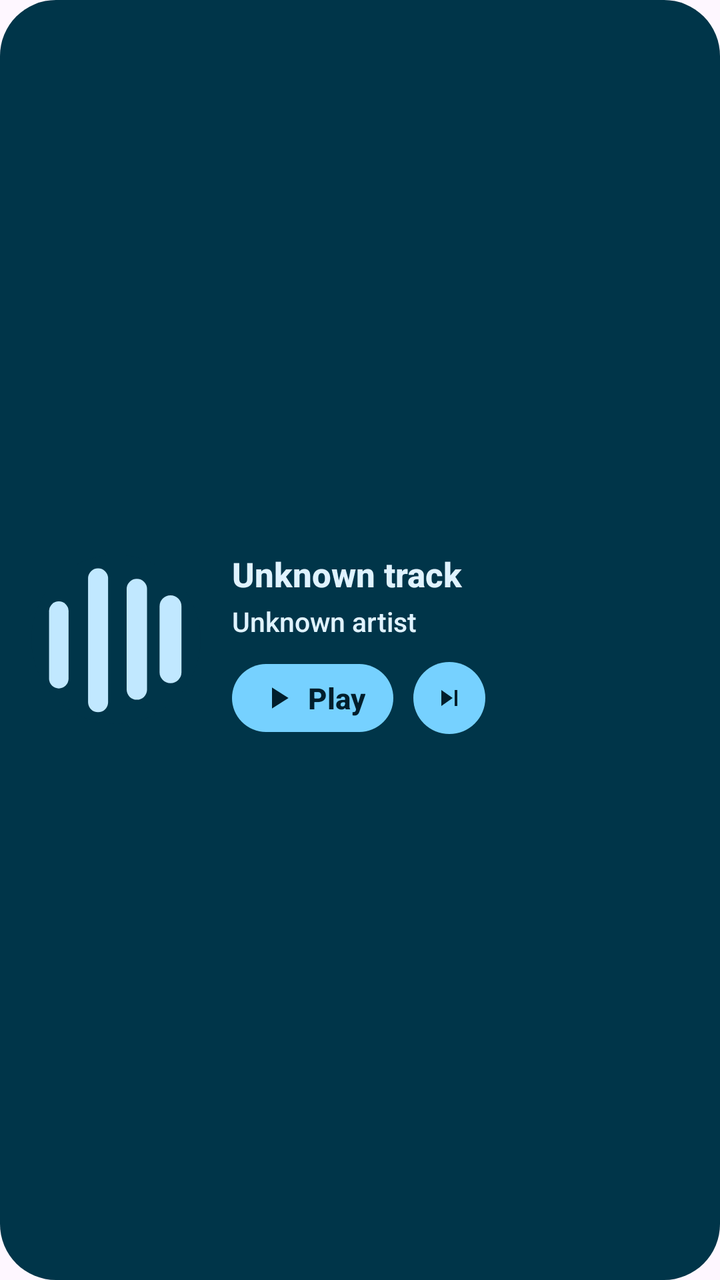
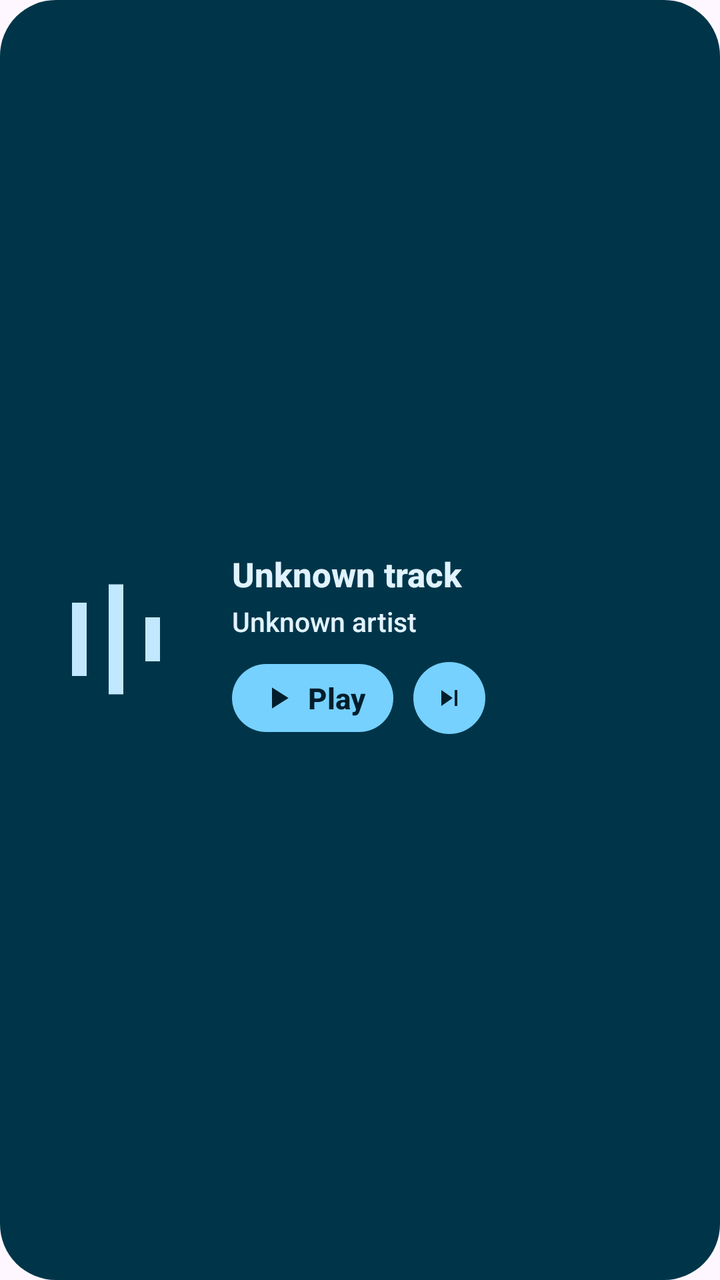

Compare the two renders of this Android layout. The source of the first and the diff that turns it into the second are given below.
<!-- AndroidManifest.xml: application theme Theme.LastWave.Splash -->
<!-- res/layout/widget_now_playing_expanded.xml -->
<?xml version="1.0" encoding="utf-8"?>
<LinearLayout xmlns:android="http://schemas.android.com/apk/res/android"
    android:id="@+id/widget_root"
    android:layout_width="match_parent"
    android:layout_height="match_parent"
    android:background="@drawable/widget_ref_background"
    android:gravity="center_vertical"
    android:orientation="vertical"
    android:paddingStart="14dp"
    android:paddingEnd="14dp"
    android:paddingTop="6dp"
    android:paddingBottom="6dp">

    
    <LinearLayout
        android:id="@+id/widget_empty_group"
        android:layout_width="match_parent"
        android:layout_height="wrap_content"
        android:gravity="center_vertical"
        android:orientation="horizontal"
        android:visibility="gone">

        <ImageView
            android:id="@+id/widget_empty_icon"
            android:layout_width="48dp"
            android:layout_height="48dp"
            android:contentDescription="@null"
            android:src="@drawable/widget_art_placeholder" />

        <LinearLayout
            android:layout_width="0dp"
            android:layout_height="wrap_content"
            android:layout_marginStart="14dp"
            android:layout_weight="1"
            android:orientation="vertical">

            <TextView
                android:id="@+id/widget_empty_title"
                android:layout_width="match_parent"
                android:layout_height="wrap_content"
                android:ellipsize="end"
                android:fontFamily="sans-serif-medium"
                android:maxLines="1"
                android:text="@string/widget_name"
                android:textColor="@color/widget_on_surface"
                android:textSize="17sp"
                android:textStyle="bold" />

            <TextView
                android:id="@+id/widget_empty_sub"
                android:layout_width="match_parent"
                android:layout_height="wrap_content"
                android:layout_marginTop="3dp"
                android:ellipsize="end"
                android:fontFamily="sans-serif-medium"
                android:maxLines="1"
                android:text="@string/widget_description"
                android:textColor="@color/widget_on_surface"
                android:textSize="13.5sp" />
        </LinearLayout>
    </LinearLayout>

    
    <LinearLayout
        android:id="@+id/widget_content_group"
        android:layout_width="match_parent"
        android:layout_height="wrap_content"
        android:gravity="center_vertical"
        android:orientation="vertical">

        <LinearLayout
            android:layout_width="match_parent"
            android:layout_height="wrap_content"
            android:gravity="center_vertical"
            android:orientation="horizontal">

            
            <ImageView
                android:id="@+id/widget_art"
                android:layout_width="88dp"
                android:layout_height="88dp"
                android:contentDescription="@null"
                android:scaleType="centerCrop"
                android:src="@drawable/widget_art_placeholder" />

            
            <LinearLayout
                android:layout_width="0dp"
                android:layout_height="wrap_content"
                android:layout_marginStart="14dp"
                android:layout_weight="1"
                android:gravity="center_vertical"
                android:orientation="vertical">

                <LinearLayout
                    android:layout_width="match_parent"
                    android:layout_height="wrap_content"
                    android:gravity="center_vertical"
                    android:visibility="gone"
                    android:orientation="horizontal">

                    <TextView
                        android:layout_width="wrap_content"
                        android:layout_height="wrap_content"
                        android:fontFamily="sans-serif-medium"
                        android:letterSpacing="0.12"
                        android:text="LASTWAVE"
                        android:textAllCaps="true"
                        android:textColor="@color/widget_primary"
                        android:textSize="10.5sp" />

                    <LinearLayout
                        android:id="@+id/widget_eq_group"
                        android:layout_width="wrap_content"
                        android:layout_height="wrap_content"
                        android:layout_marginStart="8dp"
                        android:gravity="center_vertical"
                        android:orientation="horizontal">

                        <ImageView
                            android:id="@+id/widget_eq_icon"
                            android:layout_width="14dp"
                            android:layout_height="14dp"
                            android:contentDescription="@null"
                            android:src="@drawable/widget_eq_frame_0" />

                    </LinearLayout>
                </LinearLayout>

                
                <TextView
                    android:id="@+id/widget_title"
                    android:layout_width="match_parent"
                    android:layout_height="wrap_content"
                    android:layout_marginTop="3dp"
                    android:ellipsize="end"
                    android:fontFamily="sans-serif-medium"
                    android:maxLines="2"
                    android:text="Unknown track"
                    android:textColor="@color/widget_on_surface"
                    android:textSize="17sp"
                    android:textStyle="bold" />

                
                <TextView
                    android:id="@+id/widget_subtitle"
                    android:layout_width="match_parent"
                    android:layout_height="wrap_content"
                    android:layout_marginTop="3dp"
                    android:ellipsize="end"
                    android:fontFamily="sans-serif-medium"
                    android:maxLines="1"
                    android:text="Unknown artist"
                    android:textColor="@color/widget_on_surface"
                    android:textSize="13.5sp" />

                
                <LinearLayout
                    android:id="@+id/widget_controls_group"
                    android:layout_width="wrap_content"
                    android:layout_height="wrap_content"
                    android:layout_marginTop="11dp"
                    android:gravity="center_vertical"
                    android:orientation="horizontal">

                    <LinearLayout
                        android:layout_width="36dp"
                        android:layout_height="36dp"
                        android:background="@drawable/widget_ref_circle"
                        android:visibility="gone"
                        android:gravity="center"
                        android:orientation="horizontal">
                        
                        <ImageView
                            android:id="@+id/widget_prev"
                            android:layout_width="16dp"
                            android:layout_height="16dp"
                            android:contentDescription="@string/desc_previous"
                            android:src="@drawable/ic_widget_skip_previous"
                            android:tint="@color/widget_on_primary" />
                    </LinearLayout>

                    
                    <LinearLayout
                        android:id="@+id/widget_play_pause_container"
                        android:layout_width="wrap_content"
                        android:layout_height="34dp"
                        android:background="@drawable/widget_ref_pill"
                        android:gravity="center"
                        android:orientation="horizontal"
                        android:paddingHorizontal="14dp">

                        <ImageView
                            android:id="@+id/widget_play_pause"
                            android:layout_width="18dp"
                            android:layout_height="18dp"
                            android:src="@drawable/ic_widget_play"
                            android:tint="@color/widget_on_primary" />

                        <TextView
                            android:id="@+id/widget_state"
                            android:layout_width="wrap_content"
                            android:layout_height="wrap_content"
                            android:layout_marginStart="6dp"
                            android:fontFamily="sans-serif-medium"
                            android:text="Play"
                            android:textColor="@color/widget_on_primary"
                            android:textSize="14.5sp"
                            android:textStyle="bold" />
                    </LinearLayout>

                    <LinearLayout
                        android:id="@+id/widget_next_container"
                        android:layout_width="36dp"
                        android:layout_height="36dp"
                        android:layout_marginStart="10dp"
                        android:background="@drawable/widget_ref_circle"
                        android:gravity="center"
                        android:orientation="horizontal">
                        
                        <ImageView
                            android:id="@+id/widget_next"
                            android:layout_width="16dp"
                            android:layout_height="16dp"
                            android:contentDescription="@string/desc_next"
                            android:src="@drawable/ic_widget_skip_next"
                            android:tint="@color/widget_on_primary" />
                    </LinearLayout>
                </LinearLayout>
            </LinearLayout>
        </LinearLayout>

        <LinearLayout
            android:id="@+id/widget_progress_row"
            android:layout_width="match_parent"
            android:layout_height="wrap_content"
            android:layout_marginTop="10dp"
            android:gravity="center_vertical"
            android:visibility="gone"
            android:orientation="horizontal">

            <ProgressBar
                android:id="@+id/widget_progress"
                style="?android:attr/progressBarStyleHorizontal"
                android:layout_width="match_parent"
                android:layout_height="4dp"
                android:max="1000"
                android:maxHeight="4dp"
                android:minHeight="4dp"
                android:progress="0"
                android:progressBackgroundTint="@color/widget_track"
                android:progressTint="@color/widget_primary" />
        </LinearLayout>
    </LinearLayout>
</LinearLayout>
<!-- resources referenced by this layout -->
<resources>
  <color name="widget_on_primary">#FF3C1117</color>
  <color name="widget_on_surface">#FFFFFFFF</color>
  <color name="widget_primary">#FF9C3645</color>
  <color name="widget_track">#33000000</color>
  <!-- drawable ic_widget_play (drawable) -->
  <vector xmlns:android="http://schemas.android.com/apk/res/android"
      android:width="24dp"
      android:height="24dp"
      android:viewportWidth="24"
      android:viewportHeight="24">
      <path
          android:fillColor="#FFFFFFFF"
          android:pathData="M8,5v14l11,-7z" />
  </vector>
  <!-- drawable ic_widget_skip_previous (drawable) -->
  <vector xmlns:android="http://schemas.android.com/apk/res/android"
      android:width="24dp"
      android:height="24dp"
      android:viewportWidth="24"
      android:viewportHeight="24">
      <path
          android:fillColor="#FFFFFFFF"
          android:pathData="M6,6h2v12H6zm3.5,6l8.5,6V6z" />
  </vector>
  <!-- drawable widget_ref_background (drawable) -->
  <?xml version="1.0" encoding="utf-8"?>
  <shape xmlns:android="http://schemas.android.com/apk/res/android"
      android:shape="rectangle">
      <corners android:radius="28dp" />
      <solid android:color="@color/widget_surface" />
  </shape>
  <!-- drawable widget_ref_circle (drawable) -->
  <?xml version="1.0" encoding="utf-8"?>
  <shape xmlns:android="http://schemas.android.com/apk/res/android"
      android:shape="rectangle">
      <corners android:radius="18dp" />
      <solid android:color="@color/widget_primary" />
  </shape>
  <!-- drawable widget_ref_pill (drawable) -->
  <?xml version="1.0" encoding="utf-8"?>
  <shape xmlns:android="http://schemas.android.com/apk/res/android"
      android:shape="rectangle">
      <corners android:radius="20dp" />
      <solid android:color="@color/widget_primary" />
  </shape>
  <string name="desc_next">Next</string>
  <string name="desc_previous">Previous</string>
  <string name="widget_description">Artwork, track details and playback controls for every media app</string>
  <string name="widget_name">Onda Player</string>
  <color name="widget_surface_variant">#FF9C3645</color>
  <color name="widget_hairline">#00000000</color>
  <!-- drawable ic_widget_logo_mark (drawable) -->
  <vector xmlns:android="http://schemas.android.com/apk/res/android"
      android:width="24dp"
      android:height="24dp"
      android:viewportWidth="108"
      android:viewportHeight="108">
      <path
          android:fillColor="@color/widget_on_surface_variant"
          android:pathData="M12.92,36.47 A5.99,5.99 0 0 1 24.89,36.47 L24.89,78.39 A5.99,5.99 0 0 1 12.92,78.39 Z" />
      <path
          android:fillColor="@color/widget_on_surface_variant"
          android:pathData="M36.86,16.58 A6.14,6.14 0 0 1 49.15,16.58 L49.15,92.58 A6.14,6.14 0 0 1 36.86,92.58 Z" />
      <path
          android:fillColor="@color/widget_on_surface_variant"
          android:pathData="M60.54,23.12 A6.25,6.25 0 0 1 73.04,23.12 L73.04,84.82 A6.25,6.25 0 0 1 60.54,84.82 Z" />
      <path
          android:fillColor="@color/widget_on_surface_variant"
          android:pathData="M80.74,33.72 A6.72,6.72 0 0 1 94.18,33.72 L94.18,74.17 A6.72,6.72 0 0 1 80.74,74.17 Z" />
  </vector>
  <color name="widget_eq_bar">#FFFFFFFF</color>
  <color name="widget_surface">#FF9C3645</color>
  <color name="splash_background">#FF100F0F</color>
  <!-- drawable onda_launcher (drawable) -->
  <vector xmlns:android="http://schemas.android.com/apk/res/android" android:width="48dp" android:height="48dp" android:viewportWidth="48" android:viewportHeight="48">
      <path android:fillColor="#101419" android:pathData="M0,0h48v48h-48z" />
      <path android:fillColor="#A8E6CF" android:pathData="M12,14h4v20h-4zM22,9h4v30h-4zM32,18h4v12h-4z" />
  </vector>
  <color name="widget_on_surface_variant">#FFE0B8BC</color>
  <!-- unchanged entries left out for length: 6 -->
</resources>

<!-- the commit's change to res/layout/widget_now_playing_expanded.xml (unified diff, before → after) -->
@@ -104,7 +104,7 @@
                         android:layout_height="wrap_content"
                         android:fontFamily="sans-serif-medium"
                         android:letterSpacing="0.12"
-                        android:text="LASTWAVE"
+                        android:text="@string/app_name"
                         android:textAllCaps="true"
                         android:textColor="@color/widget_primary"
                         android:textSize="10.5sp" />
<!-- resource entries referenced after the edit -->
@@ -45,6 +45,7 @@
       <corners android:radius="20dp" />
       <solid android:color="@color/widget_primary" />
   </shape>
+  <string name="app_name">Onda</string>
   <string name="desc_next">Next</string>
   <string name="desc_previous">Previous</string>
   <string name="widget_description">Artwork, track details and playback controls for every media app</string>
@@ -52,33 +53,27 @@
   <color name="widget_surface_variant">#FF9C3645</color>
   <color name="widget_hairline">#00000000</color>
   <!-- drawable ic_widget_logo_mark (drawable) -->
+  <?xml version="1.0" encoding="utf-8"?>
   <vector xmlns:android="http://schemas.android.com/apk/res/android"
       android:width="24dp"
       android:height="24dp"
-      android:viewportWidth="108"
-      android:viewportHeight="108">
+      android:viewportWidth="48"
+      android:viewportHeight="48">
       <path
           android:fillColor="@color/widget_on_surface_variant"
-          android:pathData="M12.92,36.47 A5.99,5.99 0 0 1 24.89,36.47 L24.89,78.39 A5.99,5.99 0 0 1 12.92,78.39 Z" />
-      <path
-          android:fillColor="@color/widget_on_surface_variant"
-          android:pathData="M36.86,16.58 A6.14,6.14 0 0 1 49.15,16.58 L49.15,92.58 A6.14,6.14 0 0 1 36.86,92.58 Z" />
-      <path
-          android:fillColor="@color/widget_on_surface_variant"
-          android:pathData="M60.54,23.12 A6.25,6.25 0 0 1 73.04,23.12 L73.04,84.82 A6.25,6.25 0 0 1 60.54,84.82 Z" />
-      <path
-          android:fillColor="@color/widget_on_surface_variant"
-          android:pathData="M80.74,33.72 A6.72,6.72 0 0 1 94.18,33.72 L94.18,74.17 A6.72,6.72 0 0 1 80.74,74.17 Z" />
+          android:pathData="M12,14h4v20h-4zM22,9h4v30h-4zM32,18h4v12h-4z" />
   </vector>
   <color name="widget_eq_bar">#FFFFFFFF</color>
   <color name="widget_surface">#FF9C3645</color>
   <color name="splash_background">#FF100F0F</color>
   <!-- drawable onda_launcher (drawable) -->
   <vector xmlns:android="http://schemas.android.com/apk/res/android" android:width="48dp" android:height="48dp" android:viewportWidth="48" android:viewportHeight="48">
-      <path android:fillColor="#101419" android:pathData="M0,0h48v48h-48z" />
-      <path android:fillColor="#A8E6CF" android:pathData="M12,14h4v20h-4zM22,9h4v30h-4zM32,18h4v12h-4z" />
+      <path android:fillColor="@color/ic_launcher_background" android:pathData="M0,0h48v48h-48z" />
+      <path android:fillColor="@color/onda_mark" android:pathData="M12,14h4v20h-4zM22,9h4v30h-4zM32,18h4v12h-4z" />
   </vector>
   <color name="widget_on_surface_variant">#FFE0B8BC</color>
+  <color name="ic_launcher_background">#101419</color>
+  <color name="onda_mark">#A8E6CF</color>
   <!-- unchanged entries left out for length: 6 -->
 </resources>
 
